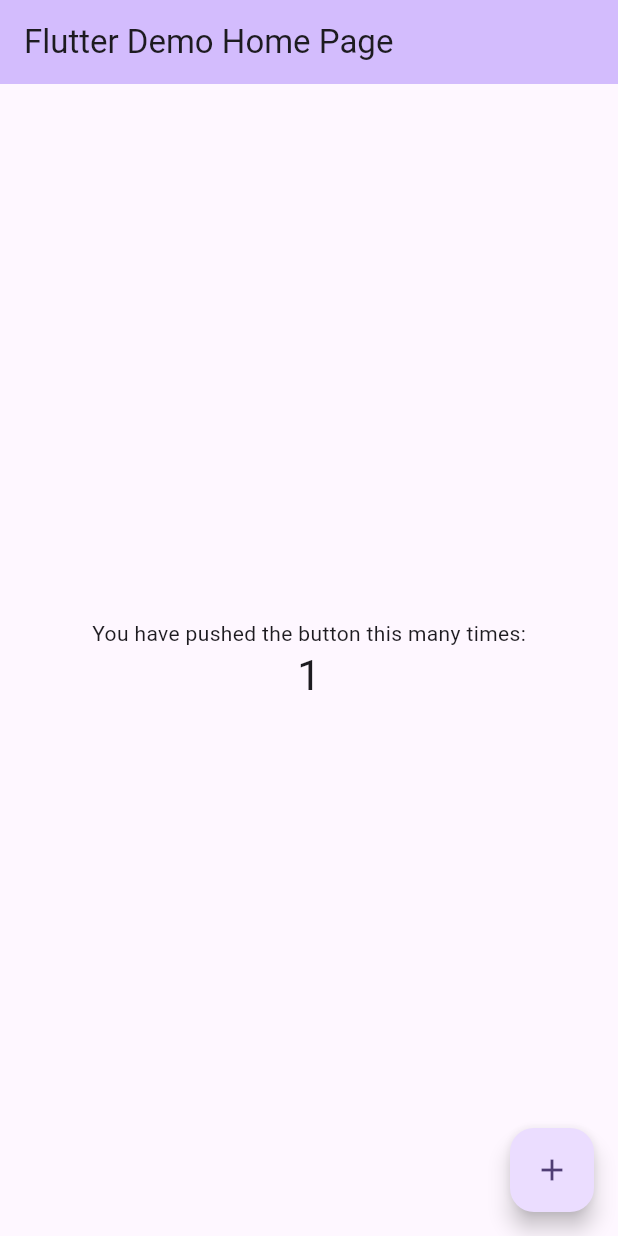
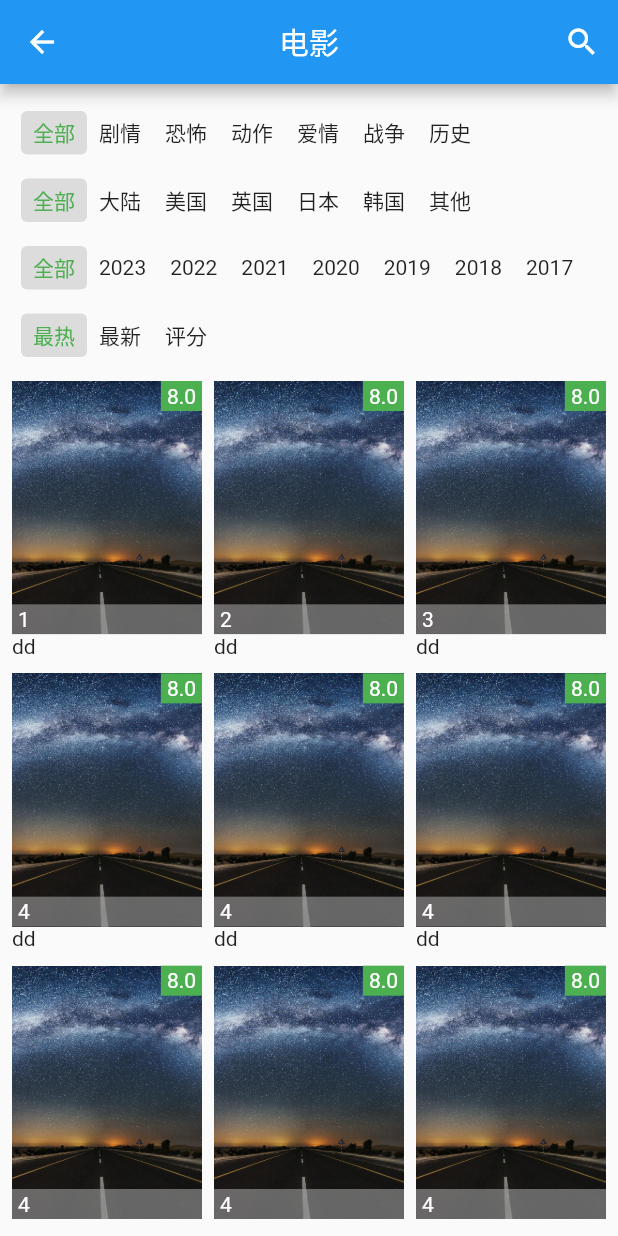
Before and after one commit to liangchj/shijie, a Flutter app: the screen it shows after launch, after a tap on the "add" icon, on a phone screen of 412 x 824 dp. Run offline on Flutter 3.47's test engine with Material 2 defaults, Android fonts, the phone set to English and light mode, and no system bars; our stand-ins replace get; missing offline and left inert: dart:ffi.

Commit message:
条件查询页面

```diff
--- /dev/null
+++ b/lib/getx_controller/condition_list_controller.dart
@@ -0,0 +1,24 @@
+import 'package:get/get.dart';
+import 'package:shijie/model/condition_model.dart';
+
+class ConditionListController extends GetxController {
+  var conditionList = <ConditionModel>[].obs;
+
+  @override
+  void onInit() {
+    conditionList.add(ConditionModel(titleList: ConditionDataList.typeList, activeIndexList: ConditionDataList.typeList.isNotEmpty ? [0] : []));
+    conditionList.add(ConditionModel(titleList: ConditionDataList.countryList, activeIndexList: ConditionDataList.countryList.isNotEmpty ? [0] : []));
+    conditionList.add(ConditionModel(titleList: ConditionDataList.yearList, activeIndexList: ConditionDataList.yearList.isNotEmpty ? [0] : []));
+    conditionList.add(ConditionModel(titleList: ConditionDataList.orderList, activeIndexList: ConditionDataList.orderList.isNotEmpty ? [0] : []));
+    super.onInit();
+  }
+
+}
+
+
+class ConditionDataList {
+  static List<String> typeList = ["全部", "剧情", "恐怖", "动作", "爱情", "战争", "历史"];
+  static List<String> countryList = ["全部", "大陆", "美国", "英国", "日本", "韩国", "其他"];
+  static List<String> yearList = ["全部", "2023", "2022", "2021", "2020", "2019", "2018", "2017", "2016", "2015", "2014", "更早"];
+  static List<String> orderList = ["最热", "最新", "评分"];
+}
--- a/lib/main.dart
+++ b/lib/main.dart
@@ -1,7 +1,11 @@
 import 'package:flutter/material.dart';
+import 'package:get/get.dart';
+import 'package:shijie/pages/resource_category_page.dart';
 
 void main() {
-  runApp(const MyApp());
+  runApp(const GetMaterialApp(
+    home: MyApp(),
+  ));
 }
 
 class MyApp extends StatelessWidget {
@@ -58,14 +62,7 @@ class _MyHomePageState extends State<MyHomePage> {
   int _counter = 0;
 
   void _incrementCounter() {
-    setState(() {
-      // This call to setState tells the Flutter framework that something has
-      // changed in this State, which causes it to rerun the build method below
-      // so that the display can reflect the updated values. If we changed
-      // _counter without calling setState(), then the build method would not be
-      // called again, and so nothing would appear to happen.
-      _counter++;
-    });
+    Get.to(ResourceCategoryPage());
   }
 
   @override
--- /dev/null
+++ b/lib/model/condition_model.dart
@@ -0,0 +1,18 @@
+
+import 'dart:convert';
+import 'dart:ffi';
+
+List<ConditionModel> conditionModelListFromJson(String str) => List<ConditionModel>.from(json.decode(str).map((x) => ConditionModel.formJson(x)));
+String conditionModelListToJson(List<ConditionModel> data) => json.encode(List<dynamic>.from(data.map((e) => e.toJson())));
+class ConditionModel {
+  final List<String> titleList;
+  final List<int> activeIndexList;
+  ConditionModel({required this.titleList, required this.activeIndexList});
+
+  factory ConditionModel.formJson(Map<String, dynamic> json) => ConditionModel(titleList: json["titleList"] ?? [], activeIndexList: json["activeIndexList"] ?? []);
+
+  Map<String, dynamic> toJson() => {
+    "titleList": titleList,
+    "activeIndexList": activeIndexList
+  };
+}
--- /dev/null
+++ b/lib/model/resource_model.dart
@@ -0,0 +1,10 @@
+
+
+class ResourceModel {
+  final String name;
+  final String type;
+  final double? score;
+  final int number;
+
+  ResourceModel(this.name, this.type, this.score, this.number);
+}
--- /dev/null
+++ b/lib/pages/resource_category_page.dart
@@ -0,0 +1,89 @@
+import 'package:flutter/material.dart';
+import 'package:get/get.dart';
+import 'package:shijie/getx_controller/condition_list_controller.dart';
+import 'package:shijie/model/resource_model.dart';
+import 'package:shijie/widgets/condition_list.dart';
+import 'package:shijie/widgets/resource_item.dart';
+
+class ResourceCategoryPage extends StatefulWidget {
+  const ResourceCategoryPage(
+      {Key? key,
+      this.horizontalShowItemNum = 3,
+      this.bodyVerticalPadding = 10.0,
+      this.bodyHorizontalPadding = 8.0})
+      : super(key: key);
+  final int? horizontalShowItemNum; // 横向显示数量
+  final double? bodyVerticalPadding;
+  final double? bodyHorizontalPadding;
+
+  @override
+  State<ResourceCategoryPage> createState() => _ResourceCategoryPageState();
+}
+
+class _ResourceCategoryPageState extends State<ResourceCategoryPage> {
+  double get bodyHorizontalPadding => widget.bodyHorizontalPadding!;
+  double get bodyVerticalPadding => widget.bodyVerticalPadding!;
+  int get horizontalShowItemNum => widget.horizontalShowItemNum!;
+  int get horizontalItemPaddingNum => (widget.horizontalShowItemNum! - 1) + 2; // 横线item padding数量
+  final ConditionListController _conditionListController = Get.put(ConditionListController());
+  @override
+  void setState(VoidCallback fn) {
+    super.setState(fn);
+  }
+
+  @override
+  Widget build(BuildContext context) {
+    /// 获取设备size
+    final Size size = MediaQuery.of(context).size;
+    /// 设备宽度
+    final double deviceWidth = size.width;
+    /// 横向显示资源总宽度
+    double horizontalItemTotalWidth = deviceWidth - (bodyHorizontalPadding * horizontalItemPaddingNum);
+    /// 单个资源宽度
+    double singleItemWidth = horizontalItemTotalWidth / horizontalShowItemNum;
+    List<Widget> fList = [
+      ResourceItem(resourceModel: ResourceModel("dd", "f", 8.0, 1), width: singleItemWidth),
+      ResourceItem(resourceModel: ResourceModel("dd", "f", 8.0, 2), width: singleItemWidth),
+      ResourceItem(resourceModel: ResourceModel("dd", "f", 8.0, 3), width: singleItemWidth),
+      ResourceItem(resourceModel: ResourceModel("dd", "f", 8.0, 4), width: singleItemWidth),
+      ResourceItem(resourceModel: ResourceModel("dd", "f", 8.0, 4), width: singleItemWidth),
+      ResourceItem(resourceModel: ResourceModel("dd", "f", 8.0, 4), width: singleItemWidth),
+      ResourceItem(resourceModel: ResourceModel("dd", "f", 8.0, 4), width: singleItemWidth),
+      ResourceItem(resourceModel: ResourceModel("dd", "f", 8.0, 4), width: singleItemWidth),
+      ResourceItem(resourceModel: ResourceModel("dd", "f", 8.0, 4), width: singleItemWidth),
+      ResourceItem(resourceModel: ResourceModel("dd", "f", 8.0, 4), width: singleItemWidth),
+      ResourceItem(resourceModel: ResourceModel("dd", "f", 8.0, 4), width: singleItemWidth),
+      ResourceItem(resourceModel: ResourceModel("dd", "f", 8.0, 4), width: singleItemWidth),
+      ResourceItem(resourceModel: ResourceModel("dd", "f", 8.0, 4), width: singleItemWidth),
+    ];
+    return Scaffold(
+      appBar: AppBar(
+        centerTitle: true,
+        title: const Text("电影"),
+        actions: [
+          IconButton(onPressed: () {}, icon: const Icon(Icons.search))
+        ],
+      ),
+      body: Container(
+        padding: EdgeInsets.symmetric(vertical: bodyVerticalPadding, horizontal: bodyHorizontalPadding),
+        child: Column(
+          crossAxisAlignment: CrossAxisAlignment.start,
+          children: [
+            // 资源下条件类型
+            ConditionList(verticalPadding: 8.0,),
+            const Padding(padding: EdgeInsets.symmetric(vertical: 4.0)),
+            // 资源列表
+            Expanded(child: SingleChildScrollView(
+              child: Wrap(
+                spacing: bodyHorizontalPadding, // 主轴(水平)方向间距
+                runSpacing: bodyVerticalPadding, // 纵轴（垂直）方向间距
+                alignment: WrapAlignment.spaceBetween, //沿主轴方向
+                children: fList.map((e) => e).toList(),
+              ),
+            ))
+          ],
+        ),
+      ),
+    );
+  }
+}
--- /dev/null
+++ b/lib/widgets/condition_list.dart
@@ -0,0 +1,66 @@
+import 'package:flutter/material.dart';
+import 'package:get/get.dart';
+import 'package:shijie/getx_controller/condition_list_controller.dart';
+/// 条件栏
+class ConditionList extends StatelessWidget {
+  ConditionList(
+      {Key? key,
+      this.activeTextColor,
+      this.activeBackgroundColor,
+      this.horizontalPadding,
+      this.verticalPadding,
+      this.textHorizontalPadding,
+      this.textVerticalPadding, this.textBorderRadius})
+      : super(key: key);
+  final Color? activeTextColor;
+  final Color? activeBackgroundColor;
+  final double? horizontalPadding;
+  final double? verticalPadding;
+  final double? textHorizontalPadding;
+  final double? textVerticalPadding;
+  final BorderRadiusGeometry? textBorderRadius;
+
+  final ConditionListController _conditionListController = Get.find<ConditionListController>();
+
+  @override
+  Widget build(BuildContext context) {
+    return Obx(() {
+      return Column(
+        crossAxisAlignment: CrossAxisAlignment.start,
+        children: _conditionListController.conditionList.map((element) {
+          return Padding(padding: EdgeInsets.symmetric(vertical: verticalPadding ?? 0, horizontal: horizontalPadding ?? 6.0),
+            child: SingleChildScrollView(
+              scrollDirection: Axis.horizontal,
+              child: Row(
+                mainAxisSize: MainAxisSize.max,
+                children: element.titleList.asMap().entries.map((e) {
+                  bool active = (element.activeIndexList ?? []).contains(e.key);
+                  return InkWell(
+                    onTap: () {
+                      if (!(element.activeIndexList ?? []).contains(e.key)) {
+                        element.activeIndexList.clear();
+                        element.activeIndexList.add(e.key);
+                        _conditionListController.conditionList.refresh();
+                      }
+                    },
+                    child: Container(
+                        padding: EdgeInsets.symmetric(
+                            vertical: textVerticalPadding ?? 4.0, horizontal: textHorizontalPadding ?? 8.0),
+                        decoration: BoxDecoration(
+                            color: active
+                                ? activeBackgroundColor ?? Colors.black12
+                                : null,
+                            borderRadius: textBorderRadius ?? const BorderRadius.all(Radius.circular(4.0))),
+
+                        child: Text(e.value, style: TextStyle(color: active ? activeTextColor ?? Colors.green : null),)),
+                  );
+                }
+                ).toList(),
+              ),
+            ),
+          );
+        }).toList(),
+      );
+    });
+  }
+}
--- /dev/null
+++ b/lib/widgets/resource_item.dart
@@ -0,0 +1,56 @@
+
+import 'package:flutter/material.dart';
+import 'package:shijie/model/resource_model.dart';
+
+class ResourceItem extends StatelessWidget {
+  const ResourceItem({Key? key, required this.resourceModel, this.aspectRatio, required this.width}) : super(key: key);
+  final ResourceModel resourceModel;
+  final double? aspectRatio;
+  final double width;
+
+  @override
+  Widget build(BuildContext context) {
+    return SizedBox(
+      width: width,
+      child: Column(
+        crossAxisAlignment: CrossAxisAlignment.start,
+        children: [
+          // 缩略图
+          AspectRatio(
+            aspectRatio: aspectRatio ?? 12 / 16,
+            child: Stack(
+              children: [
+                const Image(
+                    height: double.infinity,
+                    fit: BoxFit.fitHeight,
+                    image: AssetImage("assets/images/1.jpg")
+                ),
+                // 评分
+                if (resourceModel.score != null)
+                  Align(
+                    alignment: Alignment.topRight,
+                    child: Container(
+                        padding: const EdgeInsets.symmetric(vertical: 2.0, horizontal: 4.0),
+                        color: Colors.green,
+                        child: Text("${resourceModel.score}", style: const TextStyle(color: Colors.white),)),
+                  ),
+                // 集数/清晰度
+                if (resourceModel.number > 0)
+                  Align(
+                    alignment: Alignment.bottomCenter,
+                    child: Container(
+                        width: double.maxFinite,
+                        padding: const EdgeInsets.symmetric(vertical: 2.0, horizontal: 4.0),
+                        color: Colors.grey.withOpacity(0.6),
+                        child: Text("${resourceModel.number}", style: const TextStyle(color: Colors.white),)),
+                  ),
+              ],
+            ),
+          ),
+          // 名称
+          Text(resourceModel.name, textAlign: TextAlign.start,)
+        ],
+      ),
+    );
+  }
+}
--- a/pubspec.yaml
+++ b/pubspec.yaml
@@ -35,6 +35,7 @@ dependencies:
   # The following adds the Cupertino Icons font to your application.
   # Use with the CupertinoIcons class for iOS style icons.
   cupertino_icons: ^1.0.2
+  get: ^4.6.5
 
 dev_dependencies:
   flutter_test:
@@ -59,6 +60,9 @@ flutter:
   uses-material-design: true
 
   # To add assets to your application, add an assets section, like this:
+  assets:
+    - assets/
+    - assets/images/1.jpg
   # assets:
   #   - images/a_dot_burr.jpeg
   #   - images/a_dot_ham.jpeg
```
Also changed, not shown: assets/images/1.jpg (added), pubspec.lock (added).
